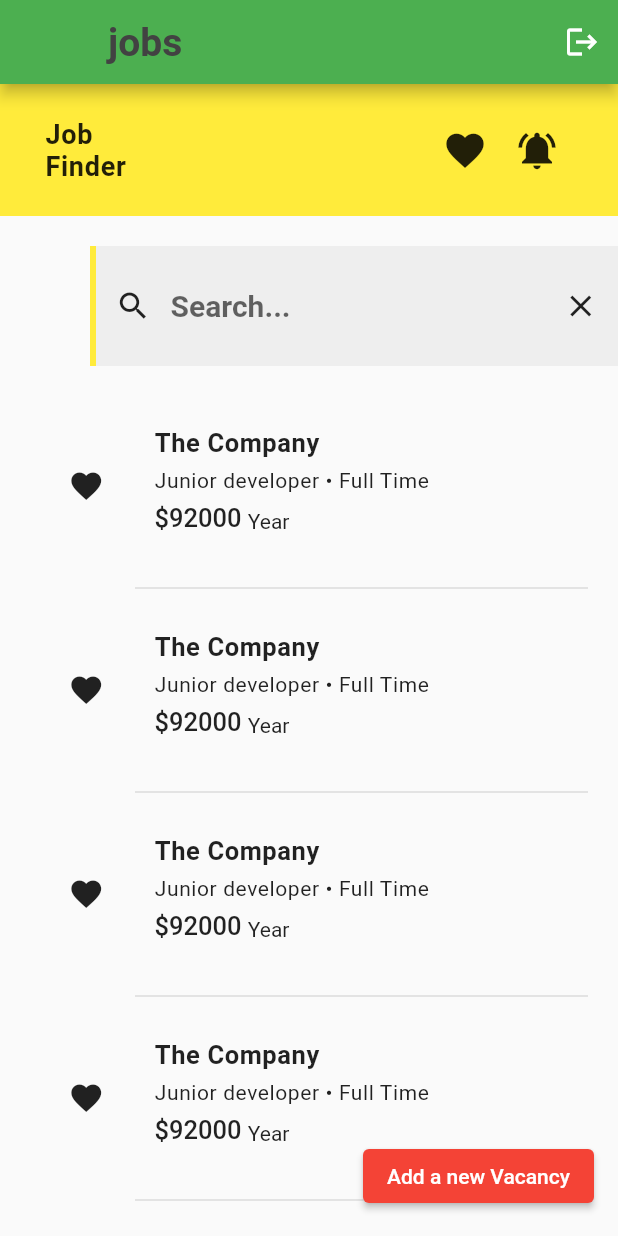
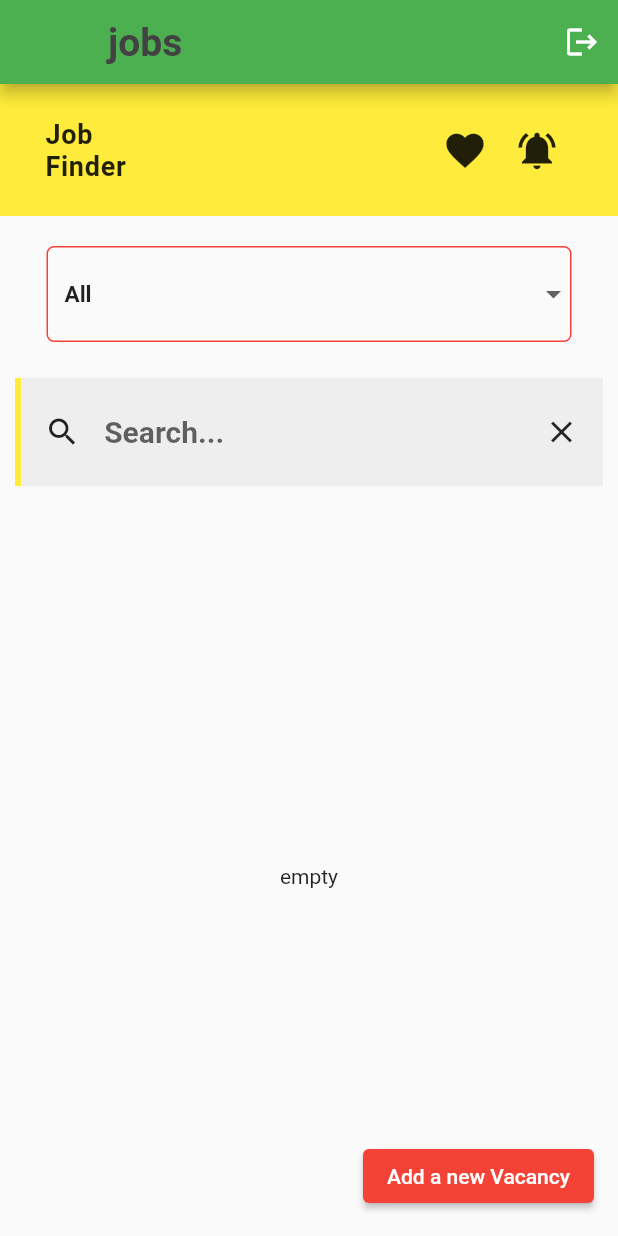
Before and after one commit to hooshyar/wecode, a Flutter app: the screen it shows once a user with an empty profile is signed in, on a phone screen of 412 x 824 dp. Run offline on Flutter 3.47's test engine with Material 2 defaults, Android fonts, the phone set to English and light mode, and no system bars; our stand-ins replace cloud_firestore, firebase_auth, firebase_core, get, google_fonts, hive_flutter; accounts and stored records are empty; network calls fail.

Commit message:
local storage

```diff
--- a/lib/src/common/strings.dart
+++ b/lib/src/common/strings.dart
@@ -1,5 +1,6 @@
 class RequiredStrings {
   static List<String> jobCategories = [
+    'All',
     'Full Stack Flutter Developer',
     'Front end Web Developer',
     'Data Engineer',
--- a/lib/src/models/vacancy_data_model.dart
+++ b/lib/src/models/vacancy_data_model.dart
@@ -98,7 +98,7 @@ class Vacancy {
           ? DateTime.fromMillisecondsSinceEpoch(map['expDate'])
           : null,
       createdAt: DateTime.fromMillisecondsSinceEpoch(map['createdAt']),
-      user: WeCodeUser.fromMap(map['user']),
+      user: WeCodeUser.fromMap(map['user'].cast<String, dynamic>()),
     );
   }
 
--- a/lib/src/screens/jobs_screen/jobs_screen.dart
+++ b/lib/src/screens/jobs_screen/jobs_screen.dart
@@ -1,9 +1,16 @@
+import 'package:cloud_firestore/cloud_firestore.dart';
 import 'package:flutter/material.dart';
 import 'package:get/get.dart';
+import 'package:hive_flutter/hive_flutter.dart';
 import 'package:provider/provider.dart';
+import 'package:wecode/src/common/strings.dart';
+import 'package:wecode/src/common/widgets/general_drop_down_widget.dart';
+import 'package:wecode/src/common/widgets/loading_indicator.dart';
+import 'package:wecode/src/models/vacancy_data_model.dart';
 import 'package:wecode/src/models/weCodeUser_data_model.dart';
 import 'package:wecode/src/providers/user_provider.dart';
 import 'package:wecode/src/screens/Job%20Screen/create_job_screen_view.dart';
+import 'package:wecode/src/screens/fav_screen/fav_screen.dart';
 import 'package:wecode/src/screens/jobs_screen/button_value_changer.dart';
 import 'package:wecode/src/services/auth_service.dart';
 import 'package:wecode/src/temp/class1.dart';
@@ -24,6 +31,10 @@ class JobsScreen extends StatefulWidget {
 class _JobsScreenState extends State<JobsScreen> {
   final TextEditingController searchController = TextEditingController();
   AuthService _authService = AuthService();
+  String? searchParam;
+  List<Vacancy> filteredVacancies = [];
+  String? selectedCategory;
+
   @override
   Widget build(BuildContext context) {
     final WeCodeUser weCodeUser =
@@ -52,12 +63,38 @@ class _JobsScreenState extends State<JobsScreen> {
         ],
       ),
       // sections screen [column].
-      body: Column(
-        children: [
+      body: StreamBuilder<QuerySnapshot<Map<String, dynamic>>>(
+          stream: FirebaseFirestore.instance
+              .collection('jobs')
+              // to search by a query
+              // .where('org', isGreaterThan: searchParam)
+              .where('category', isEqualTo: selectedCategory)
+              // .where('city', isEqualTo: 'Erbil')
+              // .where('createdAt', isLessThan: DateTime.now().toIso8601String())
+              .snapshots(),
+          builder: (context, snapshot) {
+            if (snapshot.connectionState == ConnectionState.waiting) {
+              return LoadingIndicator();
+            } else if (snapshot.hasError) {
+              return Center(
+                child: SelectableText(snapshot.error.toString()),
+              );
+            }
+
+            List<Vacancy> _vacancies = snapshot.data!.docs
+                .map(
+                  (e) => Vacancy.fromMap(
+                    e.data(),
+                  ),
+                )
+                .toList();
+
+            return Column(children: [
               // sections screen column > (header) container.
 
               Container(
-            padding: const EdgeInsets.symmetric(vertical: 20, horizontal: 30),
+                padding:
+                    const EdgeInsets.symmetric(vertical: 20, horizontal: 30),
                 color: Colors.yellow,
                 child: Row(
                   mainAxisAlignment: MainAxisAlignment.spaceBetween,
@@ -77,6 +114,8 @@ class _JobsScreenState extends State<JobsScreen> {
                             debugPrint('favorite icon clicked');
                             hasNotificationFunction(); // #temporary
                             // TODO: open favorite screen
+
+                            Get.to(() => FavoritesScreen());
                           },
                           icon: const Icon(Icons.favorite, size: 30),
                         ),
@@ -89,10 +128,36 @@ class _JobsScreenState extends State<JobsScreen> {
               ),
               // sections screen column > (search) container.
               Container(
+                height: 160,
+                margin: const EdgeInsets.only(
+                    left: 10, top: 20, bottom: 20, right: 10),
+                // color: Colors.transparent,
+                child: Column(
+                  children: [
+                    Expanded(
+                      child: Container(
                         height: 80,
-            margin: const EdgeInsets.only(left: 60, top: 20, bottom: 20),
-            // color: Colors.transparent,
+                        child: GeneralDropDownButton(
+                          itemsList: RequiredStrings.jobCategories,
+                          selectedItem: selectedCategory,
+                          valueChanged: (value) {
+                            setState(() {
+                              if (value == 'All') {
+                                selectedCategory = null;
+                              } else {
+                                selectedCategory = value;
+                              }
+                            });
+                          },
+                        ),
+                      ),
+                    ),
+                    Divider(
+                      color: Colors.transparent,
+                    ),
+                    Expanded(
                       child: Container(
+                        height: 80,
                         decoration: BoxDecoration(
                           color: Colors.grey.shade200,
                           border: const Border(
@@ -102,9 +167,21 @@ class _JobsScreenState extends State<JobsScreen> {
                         // color: Colors.green,
                         child: Row(
                           children: [
-                  const Expanded(
+                            Expanded(
                               flex: 1,
+                              child: GestureDetector(
                                 child: Icon(Icons.search),
+                                onTap: () {
+                                  //TODO: add results to a variable ,
+                                  setState(() {
+                                    searchFunction(
+                                        vacancies: _vacancies,
+                                        orgName: searchController.text);
+                                  });
+
+                                  //TODO: set the list to the variable
+                                },
+                              ),
                             ),
                             Expanded(
                               flex: 5,
@@ -113,7 +190,8 @@ class _JobsScreenState extends State<JobsScreen> {
                                   controller: searchController,
                                   style: const TextStyle(fontSize: 20),
                                   decoration: const InputDecoration(
-                            border: InputBorder.none, hintText: 'Search...'),
+                                      border: InputBorder.none,
+                                      hintText: 'Search...'),
                                 ),
                               ),
                             ),
@@ -126,17 +204,38 @@ class _JobsScreenState extends State<JobsScreen> {
                                   // to clear the text input form
                                   searchController.clear();
                                 },
-                      icon: const Icon(Icons.close),
+                                icon: InkWell(
+                                  child: Icon(Icons.close),
+                                  onTap: () {
+                                    searchController.clear();
+
+                                    setState(() {
+                                      filteredVacancies = [];
+                                    });
+                                  },
+                                ),
                               ),
                             )
                           ],
                         ),
                       ),
                     ),
+                  ],
+                ),
+              ),
               // sections screen column > (body) .
               Expanded(
-            child: ListView.separated(
-              itemCount: 10,
+                  child: snapshot.data == null || snapshot.data!.docs.isEmpty
+                      ? Container(
+                          child: Center(
+                            child: Text('empty'),
+                          ),
+                        )
+                      : ListView.separated(
+                          itemCount: (filteredVacancies.length == 0
+                                  ? _vacancies
+                                  : filteredVacancies)
+                              .length,
                           separatorBuilder: (context, index) => const Divider(
                             indent: 90,
                             endIndent: 20,
@@ -146,24 +245,37 @@ class _JobsScreenState extends State<JobsScreen> {
                             // debugPrint(
                             //     '1. from itembuilder ValueChanger.hasNotificationIcon= ${ValueChanger.hasNotification}');
                             return jobVacanciesContainer(
-                  theRecord: {index + 1}.toString(),
-                  companyName: 'The Company',
-                  companyJobPosition: 'Junior developer',
-                  companyJobType: 'Full Time',
-                  companyJobSalary: 92000,
-                  favIconBool: !ButtonValueChanger.favRecord,
+                                vacancy: (filteredVacancies.length == 0
+                                    ? _vacancies
+                                    : filteredVacancies)[index]);
+                          },
+                        ))
+            ]);
+          }),
     );
-              },
-            ),
-          )
-        ],
-      ),
 
     //to test provider
     // body: Column(
     //   children: [Expanded(child: ClassOne())],
     // ),
-    );
+  }
+
+  void searchFunction({required List<Vacancy> vacancies, String? orgName}) {
+    // vacan... filter
+
+    if (orgName == null) {
+      setState(() {
+        filteredVacancies = vacancies;
+      });
+    }
+
+    filteredVacancies = [];
+    setState(() {
+      filteredVacancies.addAll(vacancies
+          .where(
+              (vacancy) => vacancy.org.toUpperCase() == orgName?.toUpperCase())
+          .toList());
+    });
   }
 
 // ##widget custome card Text() widget
@@ -189,14 +301,7 @@ class _JobsScreenState extends State<JobsScreen> {
   }
 
 // ##widget this widget is returned by itemBuilder inside listview.seperated
-  Widget jobVacanciesContainer({
-    required String theRecord,
-    required String companyName,
-    required String companyJobPosition,
-    required String companyJobType,
-    required int companyJobSalary,
-    required bool favIconBool,
-  }) {
+  Widget jobVacanciesContainer({required Vacancy vacancy}) {
     IconData favIcon = Icons.favorite_outline;
     IconData favIconFill = Icons.favorite;
     return Container(
@@ -211,13 +316,23 @@ class _JobsScreenState extends State<JobsScreen> {
               child: IconButton(
                   onPressed: () {
                     setState(() {
-                      ButtonValueChanger.favRecord =
-                          !ButtonValueChanger.favRecord;
-                      debugPrint(
-                          'favIcon in record: $theRecord clicked, favIconBool= $favIconBool');
+                      final box = Hive.box('favBox');
+                      box.put(
+                          vacancy.createdAt.toIso8601String(), vacancy.toMap());
+
+                      final dataFromBox =
+                          box.get(vacancy.createdAt.toIso8601String());
+                      Vacancy _vacancyFromBox = Vacancy.fromMap(dataFromBox);
+
+                      print(_vacancyFromBox.toString());
+
+                      // ButtonValueChanger.favRecord =
+                      //     !ButtonValueChanger.favRecord;
+                      // debugPrint(
+                      //     'favIcon in record: $theRecord clicked, favIconBool= $favIconBool');
                     });
                   },
-                  icon: Icon(favIconBool ? favIconFill : favIcon)),
+                  icon: Icon(favIconFill)),
             ),
           ),
           // SizedBox(width: 20,),
@@ -229,22 +344,22 @@ class _JobsScreenState extends State<JobsScreen> {
                 crossAxisAlignment: CrossAxisAlignment.start,
                 children: [
                   customeText(
-                      name: companyName,
+                      name: vacancy.org,
                       fontSize: 017,
                       fontWeight: FontWeight.bold,
                       letterSpacing: 0.4),
                   customeText(
-                      name: '$companyJobPosition • $companyJobType',
+                      name: '${vacancy.title} • ${vacancy.type}',
                       fontSize: 014,
                       letterSpacing: 0.4),
                   Row(
                     crossAxisAlignment: CrossAxisAlignment.end,
                     children: [
-                      customeText(
-                        name: '\$$companyJobSalary ',
-                        fontSize: 17,
-                        fontWeight: FontWeight.w500,
-                      ),
+                      // customeText(
+                      //   name: '\$$companyJobSalary ',
+                      //   fontSize: 17,
+                      //   fontWeight: FontWeight.w500,
+                      // ),
                       customeText(name: 'Year', fontSize: 14)
                     ],
                   )
--- a/pubspec.yaml
+++ b/pubspec.yaml
@@ -41,8 +41,12 @@ dependencies:
   cloud_firestore: ^3.4.3
   firebase_auth: ^3.6.2
   get: ^4.6.5
+  hive: ^2.2.3
+  hive_flutter: ^1.1.0
 
 dev_dependencies:
+  hive_generator:
+  build_runner:
   flutter_test:
     sdk: flutter
 
```
Also changed, not shown: lib/main.dart (+7 -0 lines), lib/src/screens/fav_screen/fav_screen.dart (added, +35 -0 lines), pubspec.lock, 1 other file. Lines whose indentation alone changed are shown as unchanged.
